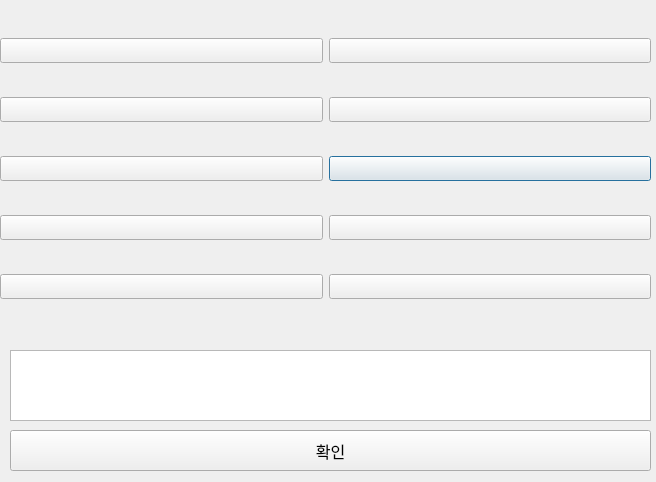
Before: the Qt Designer form img/ui/team_window.ui in kbeekim/lol_teamfight, drawn with Qt 5.
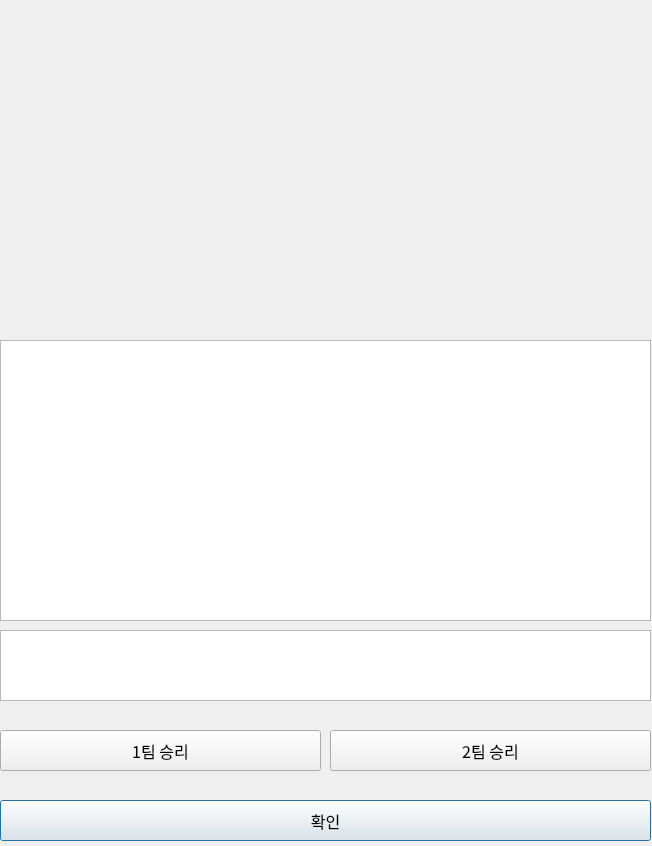
After: the same form once the commit is applied. Icons and pictures are not drawn.

Commit message:
team_window 라인 기능 추가 외
- team_window 라인별 이동 가능
- 이전 팀짜기 룰 문구열 정리

```diff
--- a/img/ui/team_window.ui
+++ b/img/ui/team_window.ui
@@ -6,8 +6,8 @@
    <rect>
     <x>0</x>
     <y>0</y>
-    <width>656</width>
-    <height>482</height>
+    <width>652</width>
+    <height>846</height>
    </rect>
   </property>
   <property name="windowTitle">
@@ -23,134 +23,122 @@
     </rect>
    </property>
    <layout class="QGridLayout" name="gridLayout">
-    <item row="2" column="1">
-     <widget class="QPushButton" name="teamB_3_btn">
-      <property name="font">
-       <font>
-        <family>Noto Sans Korean Regular</family>
-       </font>
-      </property>
-      <property name="text">
-       <string/>
-      </property>
-     </widget>
+    <property name="sizeConstraint">
+     <enum>QLayout::SetNoConstraint</enum>
+    </property>
+    <item row="0" column="0" rowspan="2">
+     <layout class="QVBoxLayout" name="teamALayout"/>
     </item>
-    <item row="1" column="0">
-     <widget class="QPushButton" name="teamA_2_btn">
-      <property name="font">
-       <font>
-        <family>Noto Sans Korean Regular</family>
-       </font>
-      </property>
-      <property name="text">
-       <string/>
-      </property>
-     </widget>
+    <item row="0" column="2" rowspan="2">
+     <layout class="QVBoxLayout" name="teamBLayout"/>
     </item>
-    <item row="4" column="0">
-     <widget class="QPushButton" name="teamA_5_btn">
-      <property name="font">
-       <font>
-        <family>Noto Sans Korean Regular</family>
-       </font>
+    <item row="0" column="1" rowspan="2">
+     <layout class="QVBoxLayout" name="verticalLayout">
+      <property name="sizeConstraint">
+       <enum>QLayout::SetMinimumSize</enum>
       </property>
-      <property name="text">
-       <string/>
-      </property>
-     </widget>
-    </item>
-    <item row="1" column="1">
-     <widget class="QPushButton" name="teamB_2_btn">
-      <property name="font">
-       <font>
-        <family>Noto Sans Korean Regular</family>
-       </font>
-      </property>
+      <item>
+       <widget class="QLabel" name="mid_label">
+        <property name="sizePolicy">
+         <sizepolicy hsizetype="Fixed" vsizetype="Fixed">
+          <horstretch>0</horstretch>
+          <verstretch>0</verstretch>
+         </sizepolicy>
+        </property>
       <property name="text">
        <string/>
       </property>
-     </widget>
-    </item>
-    <item row="4" column="1">
-     <widget class="QPushButton" name="teamB_5_btn">
-      <property name="font">
-       <font>
-        <family>Noto Sans Korean Regular</family>
-       </font>
-      </property>
-      <property name="text">
-       <string/>
-      </property>
-     </widget>
-    </item>
-    <item row="0" column="1">
-     <widget class="QPushButton" name="teamB_1_btn">
-      <property name="font">
-       <font>
-        <family>Noto Sans Korean Regular</family>
-       </font>
-      </property>
-      <property name="text">
-       <string/>
-      </property>
-     </widget>
-    </item>
-    <item row="3" column="1">
-     <widget class="QPushButton" name="teamB_4_btn">
-      <property name="font">
-       <font>
-        <family>Noto Sans Korean Regular</family>
-       </font>
-      </property>
+        <property name="pixmap">
+         <pixmap>../top.png</pixmap>
+        </property>
+       </widget>
+      </item>
+      <item>
+       <widget class="QLabel" name="top_label">
+        <property name="sizePolicy">
+         <sizepolicy hsizetype="Fixed" vsizetype="Fixed">
+          <horstretch>0</horstretch>
+          <verstretch>0</verstretch>
+         </sizepolicy>
+        </property>
+        <property name="baseSize">
+         <size>
+          <width>0</width>
+          <height>0</height>
+         </size>
+        </property>
       <property name="text">
        <string/>
       </property>
-     </widget>
-    </item>
-    <item row="2" column="0">
-     <widget class="QPushButton" name="teamA_3_btn">
-      <property name="font">
-       <font>
-        <family>Noto Sans Korean Regular</family>
-       </font>
-      </property>
+        <property name="pixmap">
+         <pixmap>../jungle.png</pixmap>
+        </property>
+       </widget>
+      </item>
+      <item>
+       <widget class="QLabel" name="jug_label">
+        <property name="sizePolicy">
+         <sizepolicy hsizetype="Fixed" vsizetype="Fixed">
+          <horstretch>0</horstretch>
+          <verstretch>0</verstretch>
+         </sizepolicy>
+        </property>
+        <property name="baseSize">
+         <size>
+          <width>52</width>
+          <height>52</height>
+         </size>
+        </property>
       <property name="text">
        <string/>
       </property>
-     </widget>
-    </item>
-    <item row="0" column="0">
-     <widget class="QPushButton" name="teamA_1_btn">
-      <property name="font">
-       <font>
-        <family>Noto Sans Korean Regular</family>
-       </font>
+        <property name="pixmap">
+         <pixmap>../mid.png</pixmap>
+        </property>
+       </widget>
+      </item>
+      <item>
+       <widget class="QLabel" name="bot_label">
+        <property name="sizePolicy">
+         <sizepolicy hsizetype="Fixed" vsizetype="Fixed">
+          <horstretch>0</horstretch>
+          <verstretch>0</verstretch>
+         </sizepolicy>
       </property>
       <property name="text">
        <string/>
       </property>
-     </widget>
-    </item>
-    <item row="3" column="0">
-     <widget class="QPushButton" name="teamA_4_btn">
-      <property name="font">
-       <font>
-        <family>Noto Sans Korean Regular</family>
-       </font>
+        <property name="pixmap">
+         <pixmap>../bottom.png</pixmap>
+        </property>
+       </widget>
+      </item>
+      <item>
+       <widget class="QLabel" name="sup_label">
+        <property name="sizePolicy">
+         <sizepolicy hsizetype="Fixed" vsizetype="Fixed">
+          <horstretch>0</horstretch>
+          <verstretch>0</verstretch>
+         </sizepolicy>
       </property>
       <property name="text">
        <string/>
       </property>
-     </widget>
+        <property name="pixmap">
+         <pixmap>../support.png</pixmap>
+        </property>
+       </widget>
+      </item>
+     </layout>
     </item>
    </layout>
   </widget>
   <widget class="QTextEdit" name="team_edit">
    <property name="geometry">
     <rect>
-     <x>10</x>
-     <y>350</y>
-     <width>641</width>
+     <x>0</x>
+     <y>630</y>
+     <width>651</width>
      <height>71</height>
     </rect>
    </property>
@@ -163,9 +151,9 @@
   <widget class="QPushButton" name="ok_btn">
    <property name="geometry">
     <rect>
-     <x>10</x>
-     <y>430</y>
-     <width>641</width>
+     <x>0</x>
+     <y>800</y>
+     <width>651</width>
      <height>41</height>
     </rect>
    </property>
@@ -179,6 +167,59 @@
     <string>확인</string>
    </property>
   </widget>
+  <widget class="QTextEdit" name="log_edit">
+   <property name="geometry">
+    <rect>
+     <x>0</x>
+     <y>340</y>
+     <width>651</width>
+     <height>281</height>
+    </rect>
+   </property>
+   <property name="font">
+    <font>
+     <family>Noto Sans Korean Regular</family>
+    </font>
+   </property>
+  </widget>
+  <widget class="QPushButton" name="ok_btn_2">
+   <property name="geometry">
+    <rect>
+     <x>0</x>
+     <y>730</y>
+     <width>321</width>
+     <height>41</height>
+    </rect>
+   </property>
+   <property name="font">
+    <font>
+     <family>Noto Sans Korean Regular</family>
+     <pointsize>12</pointsize>
+    </font>
+   </property>
+   <property name="text">
+    <string>1팀 승리</string>
+   </property>
+  </widget>
+  <widget class="QPushButton" name="ok_btn_3">
+   <property name="geometry">
+    <rect>
+     <x>330</x>
+     <y>730</y>
+     <width>321</width>
+     <height>41</height>
+    </rect>
+   </property>
+   <property name="font">
+    <font>
+     <family>Noto Sans Korean Regular</family>
+     <pointsize>12</pointsize>
+    </font>
+   </property>
+   <property name="text">
+    <string>2팀 승리</string>
+   </property>
+  </widget>
  </widget>
  <resources/>
  <connections/>
```
Lines whose indentation alone changed are shown as unchanged. The commit also changes 4 other files.
